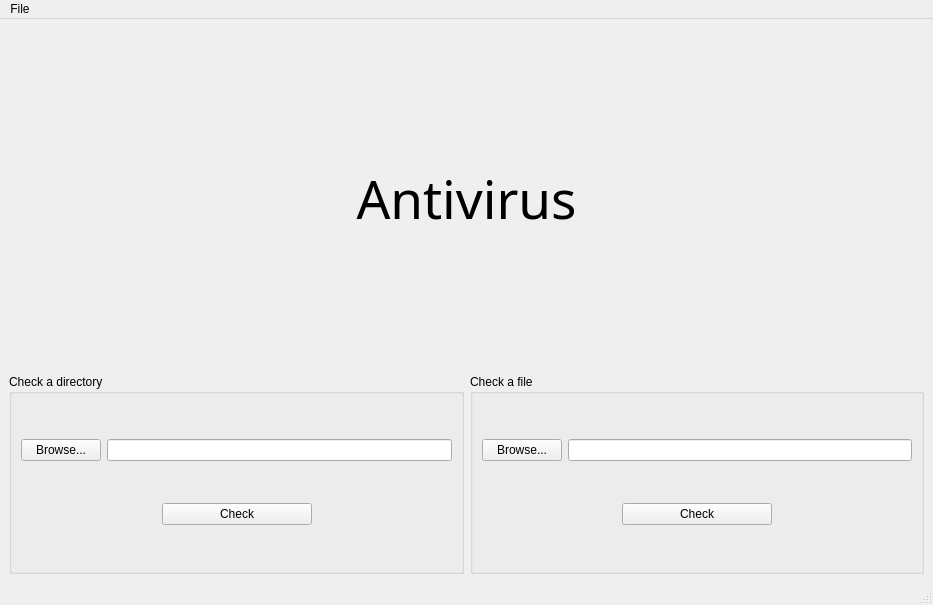
First picture: the form in antiviruswindow.ui, repository MURAD-CBRG/3V1L_4NT1V1RUS, before the edit.
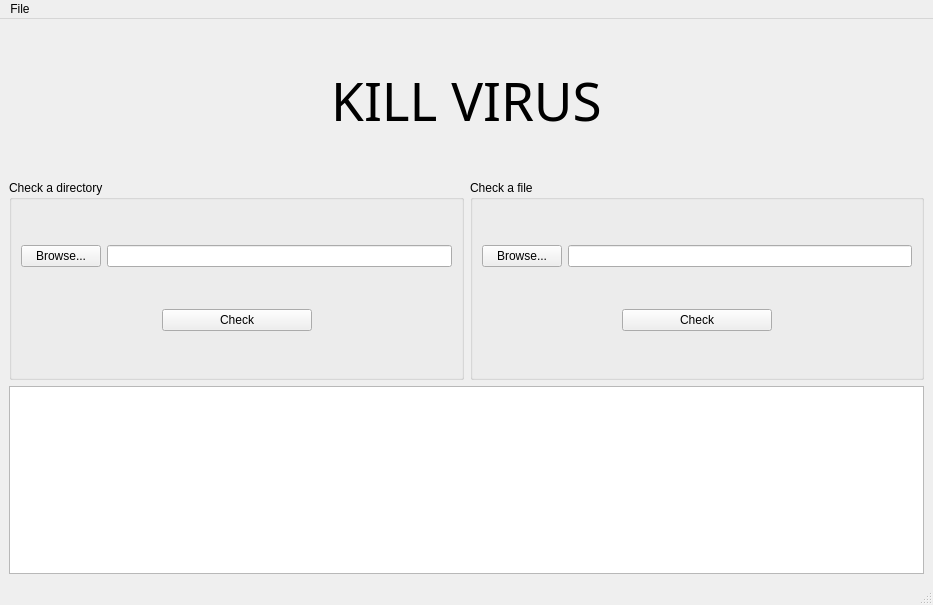
Second picture: the form after the edit. Icons and pictures are not drawn.

Patch:
```diff
--- a/antiviruswindow.ui
+++ b/antiviruswindow.ui
@@ -41,7 +41,7 @@
        </font>
       </property>
       <property name="text">
-       <string>Antivirus</string>
+       <string>KILL VIRUS</string>
       </property>
       <property name="alignment">
        <set>Qt::AlignCenter</set>
@@ -224,6 +224,26 @@
       </item>
      </layout>
     </item>
+    <item>
+     <widget class="QTextEdit" name="logging">
+      <property name="readOnly">
+       <bool>true</bool>
+      </property>
+      <property name="html">
+       <string>&lt;!DOCTYPE HTML PUBLIC &quot;-//W3C//DTD HTML 4.0//EN&quot; &quot;http://www.w3.org/TR/REC-html40/strict.dtd&quot;&gt;
+&lt;html&gt;&lt;head&gt;&lt;meta name=&quot;qrichtext&quot; content=&quot;1&quot; /&gt;&lt;meta charset=&quot;utf-8&quot; /&gt;&lt;style type=&quot;text/css&quot;&gt;
+p, li { white-space: pre-wrap; }
+hr { height: 1px; border-width: 0; }
+li.unchecked::marker { content: &quot;\2610&quot;; }
+li.checked::marker { content: &quot;\2612&quot;; }
+&lt;/style&gt;&lt;/head&gt;&lt;body style=&quot; font-family:'Segoe UI'; font-size:9pt; font-weight:400; font-style:normal;&quot;&gt;
+&lt;p style=&quot;-qt-paragraph-type:empty; margin-top:0px; margin-bottom:0px; margin-left:0px; margin-right:0px; -qt-block-indent:0; text-indent:0px;&quot;&gt;&lt;br /&gt;&lt;/p&gt;&lt;/body&gt;&lt;/html&gt;</string>
+      </property>
+      <property name="textInteractionFlags">
+       <set>Qt::LinksAccessibleByKeyboard|Qt::LinksAccessibleByMouse|Qt::TextBrowserInteraction|Qt::TextSelectableByKeyboard|Qt::TextSelectableByMouse</set>
+      </property>
+     </widget>
+    </item>
    </layout>
   </widget>
   <widget class="QMenuBar" name="menubar">
```
